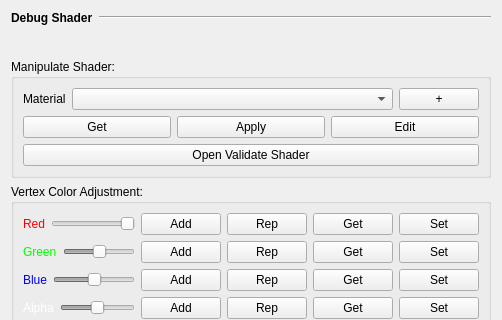
Above: Maya_Tools/Developer/Main/MODULE/ShaderTools/UI/ShaderTools.ui from code-google-com/mayatools before the change; both pictures show x 0 to 502 and y 0 to 320 of the 502 by 866 pixel window. Below: the same form after it.
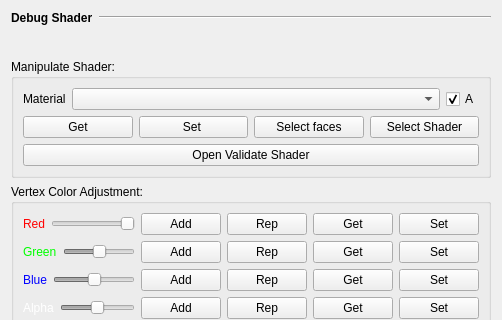
That is the form after the change. Icons and pictures are not drawn.

Patch:
```diff
--- a/Maya_Tools/Developer/Main/MODULE/ShaderTools/UI/ShaderTools.ui
+++ b/Maya_Tools/Developer/Main/MODULE/ShaderTools/UI/ShaderTools.ui
@@ -199,7 +199,7 @@
          <widget class="QComboBox" name="cbbShadersScene"/>
         </item>
         <item>
-         <widget class="QPushButton" name="pushButton_12">
+         <widget class="QCheckBox" name="chkAuto">
           <property name="sizePolicy">
            <sizepolicy hsizetype="Maximum" vsizetype="Fixed">
             <horstretch>0</horstretch>
@@ -207,7 +207,10 @@
            </sizepolicy>
           </property>
           <property name="text">
-           <string>+</string>
+           <string>A</string>
+          </property>
+          <property name="checked">
+           <bool>true</bool>
           </property>
          </widget>
         </item>
@@ -216,13 +219,7 @@
       <item>
        <layout class="QHBoxLayout" name="horizontalLayout_3">
         <item>
-         <widget class="QPushButton" name="btnGetShader">
-          <property name="sizePolicy">
-           <sizepolicy hsizetype="Preferred" vsizetype="Fixed">
-            <horstretch>0</horstretch>
-            <verstretch>0</verstretch>
-           </sizepolicy>
-          </property>
+         <widget class="QPushButton" name="btnGet">
           <property name="toolTip">
            <string>&lt;html&gt;&lt;head/&gt;&lt;body&gt;&lt;p&gt;Chọn Face sử dụng Material trên mesh được chọn.&lt;/p&gt;&lt;p&gt;Nếu không có mesh được chọn, thì chọn trên toàn scene.&lt;/p&gt;&lt;/body&gt;&lt;/html&gt;</string>
           </property>
@@ -243,7 +240,23 @@
            <string>&lt;html&gt;&lt;head/&gt;&lt;body&gt;&lt;p&gt;Gán material cho faces được chọn. &lt;/p&gt;&lt;/body&gt;&lt;/html&gt;</string>
           </property>
           <property name="text">
-           <string>Apply</string>
+           <string>Set </string>
+          </property>
+         </widget>
+        </item>
+        <item>
+         <widget class="QPushButton" name="btnGetShader">
+          <property name="sizePolicy">
+           <sizepolicy hsizetype="Preferred" vsizetype="Fixed">
+            <horstretch>0</horstretch>
+            <verstretch>0</verstretch>
+           </sizepolicy>
+          </property>
+          <property name="toolTip">
+           <string>&lt;html&gt;&lt;head/&gt;&lt;body&gt;&lt;p&gt;Chọn Face sử dụng Material trên mesh được chọn.&lt;/p&gt;&lt;p&gt;Nếu không có mesh được chọn, thì chọn trên toàn scene.&lt;/p&gt;&lt;/body&gt;&lt;/html&gt;</string>
+          </property>
+          <property name="text">
+           <string>Select faces</string>
           </property>
          </widget>
         </item>
@@ -259,7 +272,7 @@
            <string>&lt;html&gt;&lt;head/&gt;&lt;body&gt;&lt;p&gt;Tùy chỉnh shader được chọn.&lt;/p&gt;&lt;/body&gt;&lt;/html&gt;</string>
           </property>
           <property name="text">
-           <string>Edit</string>
+           <string>Select Shader</string>
           </property>
          </widget>
         </item>
```
Left out of the diff: 2 changed lines with no effect on the pictures.
